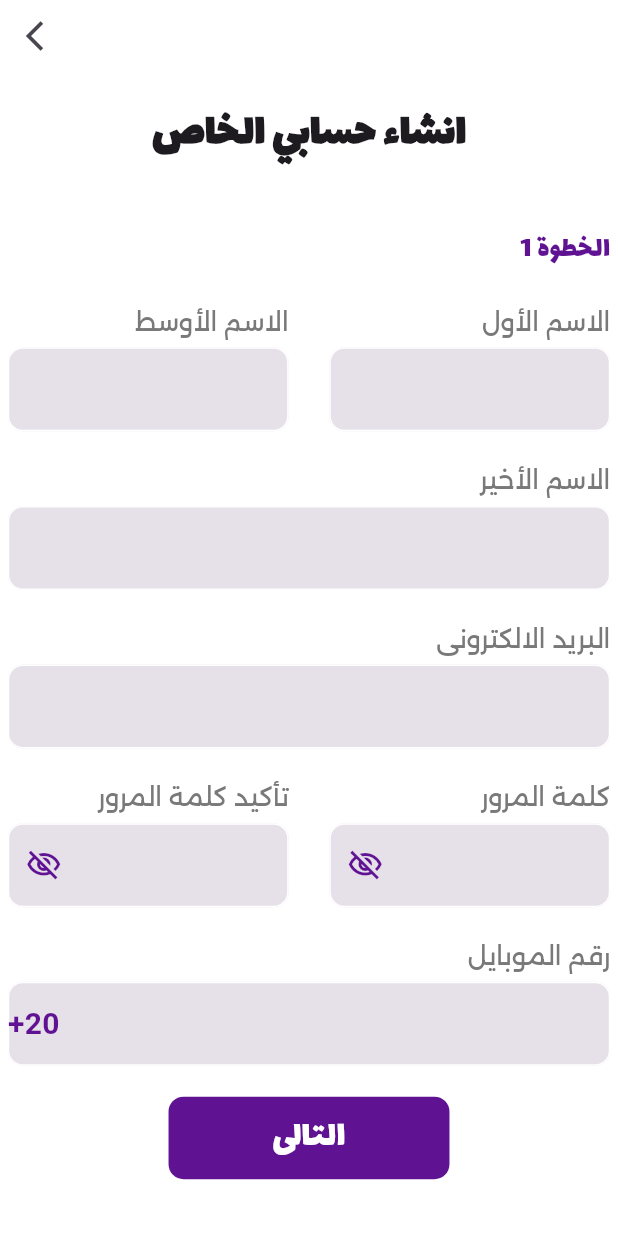
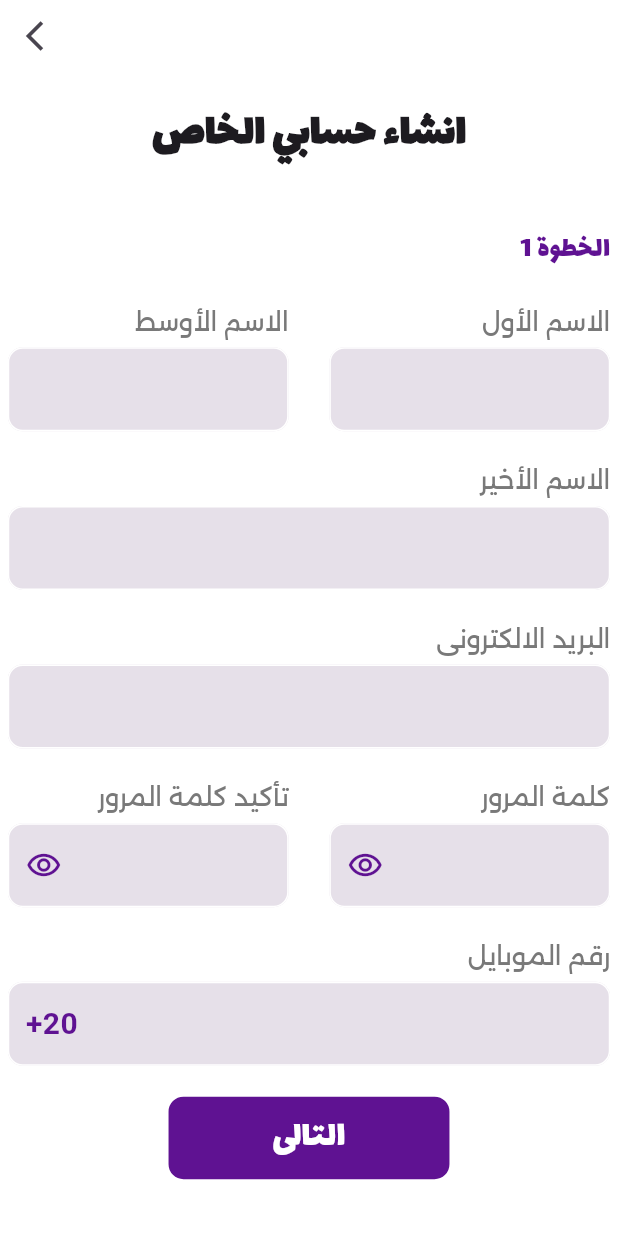
Before and after one commit to Mo-spac/education_app, a Flutter app: the screen it shows after launch, after a tap on "الدخول", after a tap on "انشاء حساب جديد", on a phone screen of 412 x 824 dp. Run offline on Flutter 3.47's test engine with Material 3 defaults, Android fonts, the phone set to English and light mode, and no system bars; our stand-ins replace bloc, flutter_bloc.

Commit message:
create validator to Create Account Page => Step 1  with create account cubit

```diff
--- a/lib/business_logic/auth/create_account/create_account_cubit/create_account_state.dart
+++ b/lib/business_logic/auth/create_account/create_account_cubit/create_account_state.dart
@@ -8,5 +8,5 @@ final class CreateAccountInitial extends CreateAccountState {}
 final class CreateAccountUpdate extends CreateAccountState {
   final String id;
 
-  CreateAccountUpdate({required this.id});
+  CreateAccountUpdate(this.id);
 }
--- /dev/null
+++ b/lib/constens/validator_strings.dart
@@ -0,0 +1,20 @@
+validatorStrings(String value, String type, String title) {
+  if (value!.isEmpty) {
+    return "الرجاء ادخال ${title} ";
+  }
+  if (type == "email") {
+    if (!value.contains("@")) {
+      return "الرجاء ادخال بريد الكترونى صحيح";
+    }
+  }
+  if (type == "pass") {
+    if (value.length < 8) {
+      return "كلمة المرور ضعيفة";
+    }
+  }
+  if (type == "phone") {
+    if (value != 11) {
+      return "رقم الموبايل غير صحيح";
+    }
+  }
+}
--- a/lib/presenttion/widgets/auth/create_account/create_p1.dart
+++ b/lib/presenttion/widgets/auth/create_account/create_p1.dart
@@ -1,12 +1,18 @@
+import 'package:education_app/business_logic/auth/create_account/create_account_cubit/create_account_cubit.dart';
 import 'package:education_app/presenttion/widgets/auth/text_form_field_auth.dart';
 import 'package:flutter/material.dart';
+import 'package:flutter_bloc/flutter_bloc.dart';
 
 class CreateP1 extends StatelessWidget {
   const CreateP1({super.key});
 
   @override
   Widget build(BuildContext context) {
-    return Column(
+    return BlocBuilder<CreateAccountCubit, CreateAccountState>(
+      builder: (context, state) {
+        return Form(
+          key: context.read<CreateAccountCubit>().globalKey1,
+          child: Column(
             children: [
               Row(
                 mainAxisAlignment: MainAxisAlignment.spaceBetween,
@@ -52,12 +58,24 @@ class CreateP1 extends StatelessWidget {
                 textDirection: TextDirection.rtl,
                 children: [
                   TextFormFieldAuth(
+                    onTap: () {
+                      context
+                          .read<CreateAccountCubit>()
+                          .showAndHideCreateOrCertainPass("create");
+                    },
+                    flag: context.read<CreateAccountCubit>().isHideCreatePass,
                     title: "كلمة المرور",
                     type: "pass",
                     isLast: false,
                     size: MediaQuery.of(context).size.width / 2.2,
                   ),
                   TextFormFieldAuth(
+                    onTap: () {
+                      context
+                          .read<CreateAccountCubit>()
+                          .showAndHideCreateOrCertainPass("certain");
+                    },
+                    flag: context.read<CreateAccountCubit>().isHideCertainPass,
                     title: "تأكيد كلمة المرور",
                     type: "pass",
                     isLast: false,
@@ -75,6 +93,9 @@ class CreateP1 extends StatelessWidget {
                 size: MediaQuery.of(context).size.width,
               ),
             ],
+          ),
+        );
+      },
     );
   }
 }
--- a/lib/presenttion/widgets/auth/text_form_field_auth.dart
+++ b/lib/presenttion/widgets/auth/text_form_field_auth.dart
@@ -1,4 +1,5 @@
 import 'package:education_app/constens/my_colors.dart';
+import 'package:education_app/constens/validator_strings.dart';
 import 'package:flutter/material.dart';
 
 class TextFormFieldAuth extends StatelessWidget {
@@ -46,13 +47,7 @@ class TextFormFieldAuth extends StatelessWidget {
           ),
           TextFormField(
             validator: (value) {
-              if (value!.isEmpty) {
-                if (type == "pass") {
-                  return "الرجاء ادخال البريد الالكترونى";
-                } else {
-                  return "الرجاء ادخال كلمة المرور";
-                }
-              }
+              return validatorStrings(value.toString(), type, title);
             },
             textInputAction:
                 isLast ? TextInputAction.done : TextInputAction.next,
@@ -72,14 +67,16 @@ class TextFormFieldAuth extends StatelessWidget {
                       ),
                     )
                   : (type == "phone")
-                      ? Align(
-                          alignment: Alignment.centerLeft,
+                      ? SizedBox(
+                          width: MediaQuery.of(context).size.width / 7,
+                          child: Center(
                             child: Text(
                               "+20",
                               style: TextStyle(
                                 fontSize: 20,
                                 fontWeight: FontWeight.bold,
                                 color: MyColors.myPurple,
+                              ),
                             ),
                           ),
                         )
```
Also changed, not shown: lib/business_logic/auth/create_account/create_account_cubit/create_account_cubit.dart (+20 -4 lines). Lines whose indentation alone changed are shown as unchanged.
